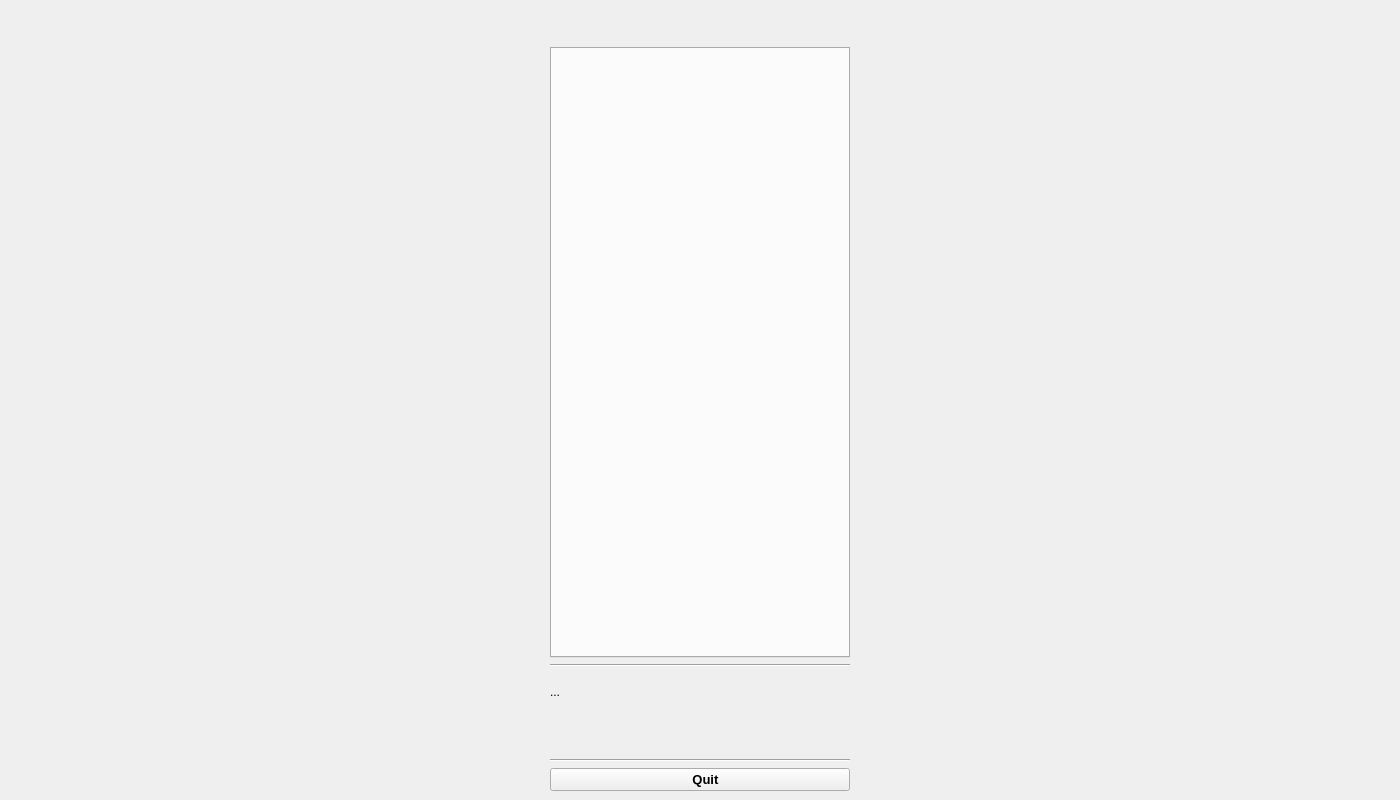
jraraujo-aimen/mashes, file mashes_robviz/resources/robviz.ui: the form before one commit.
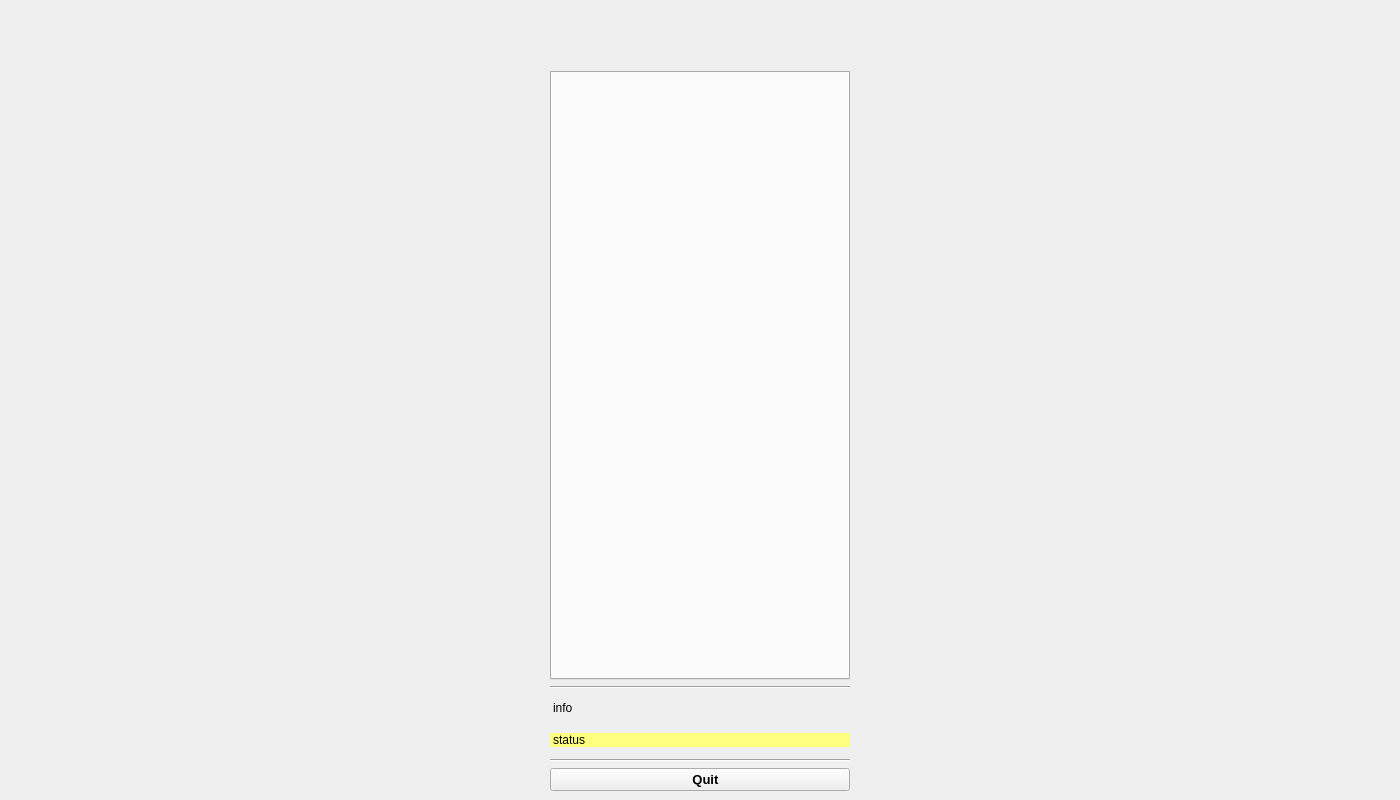
The form after the commit. Icons and pictures are not drawn.

```diff
--- a/mashes_robviz/resources/robviz.ui
+++ b/mashes_robviz/resources/robviz.ui
@@ -64,33 +64,40 @@
     </font>
    </property>
    <layout class="QGridLayout" name="gridLayout">
-    <item row="0" column="0" rowspan="20">
+    <item row="14" column="1">
+     <widget class="QLabel" name="lblInfo">
+      <property name="font">
+       <font>
+        <weight>50</weight>
+        <bold>false</bold>
+       </font>
+      </property>
+      <property name="text">
+       <string>info</string>
+      </property>
+      <property name="margin">
+       <number>3</number>
+      </property>
+      <property name="indent">
+       <number>3</number>
+      </property>
+     </widget>
+    </item>
+    <item row="12" column="1">
+     <widget class="Line" name="line_2">
+      <property name="orientation">
+       <enum>Qt::Horizontal</enum>
+      </property>
+     </widget>
+    </item>
+    <item row="0" column="0" rowspan="22">
      <layout class="QHBoxLayout" name="boxPlot">
       <property name="spacing">
        <number>0</number>
       </property>
      </layout>
     </item>
-    <item row="1" column="1">
-     <widget class="QLabel" name="lblLogo">
-      <property name="frameShape">
-       <enum>QFrame::NoFrame</enum>
-      </property>
-      <property name="lineWidth">
-       <number>1</number>
-      </property>
-      <property name="text">
-       <string/>
-      </property>
-      <property name="pixmap">
-       <pixmap>mashes.png</pixmap>
-      </property>
-      <property name="alignment">
-       <set>Qt::AlignCenter</set>
-      </property>
-     </widget>
-    </item>
-    <item row="19" column="1">
+    <item row="21" column="1">
      <widget class="QPushButton" name="btnQuit">
       <property name="enabled">
        <bool>true</bool>
@@ -136,34 +143,14 @@
       </property>
      </widget>
     </item>
-    <item row="18" column="1">
+    <item row="20" column="1">
      <widget class="Line" name="line_3">
       <property name="orientation">
        <enum>Qt::Horizontal</enum>
       </property>
      </widget>
     </item>
-    <item row="5" column="1">
-     <widget class="Line" name="line_2">
-      <property name="orientation">
-       <enum>Qt::Horizontal</enum>
-      </property>
-     </widget>
-    </item>
-    <item row="8" column="1">
-     <widget class="QLabel" name="lblInfo">
-      <property name="font">
-       <font>
-        <weight>50</weight>
-        <bold>false</bold>
-       </font>
-      </property>
-      <property name="text">
-       <string>...</string>
-      </property>
-     </widget>
-    </item>
-    <item row="4" column="1">
+    <item row="11" column="1">
      <widget class="QTabWidget" name="tabWidget">
       <property name="minimumSize">
        <size>
@@ -187,6 +174,41 @@
       </property>
      </widget>
     </item>
+    <item row="17" column="1" rowspan="2">
+     <widget class="QLabel" name="lblStatus">
+      <property name="styleSheet">
+       <string notr="true">background-color: rgb(255, 255, 127);</string>
+      </property>
+      <property name="text">
+       <string>status</string>
+      </property>
+      <property name="margin">
+       <number>3</number>
+      </property>
+      <property name="indent">
+       <number>3</number>
+      </property>
+     </widget>
+    </item>
+    <item row="4" column="1" rowspan="4">
+     <widget class="QLabel" name="lblLogo">
+      <property name="frameShape">
+       <enum>QFrame::NoFrame</enum>
+      </property>
+      <property name="lineWidth">
+       <number>1</number>
+      </property>
+      <property name="text">
+       <string/>
+      </property>
+      <property name="pixmap">
+       <pixmap>mashes.png</pixmap>
+      </property>
+      <property name="alignment">
+       <set>Qt::AlignCenter</set>
+      </property>
+     </widget>
+    </item>
    </layout>
   </widget>
  </widget>
```
